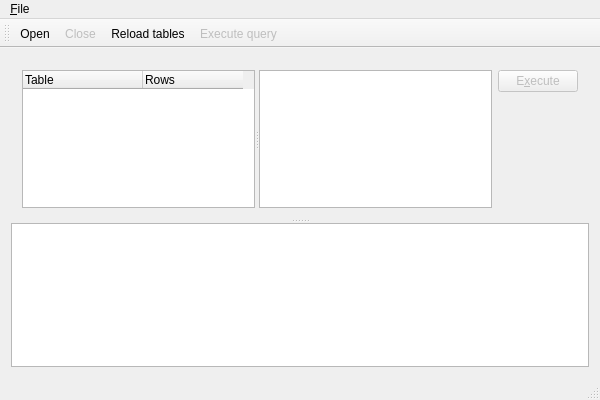
Qt form mainwindow.ui (Mange/DBLite) before a commit.
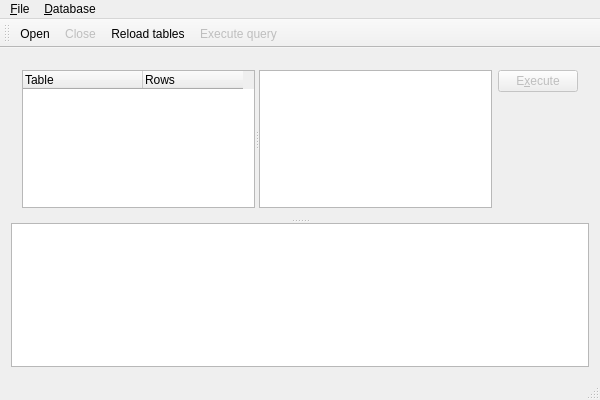
The same form after that commit.

Commit message: Reordered in the main menu

Diff of the .ui file:
```diff
--- a/mainwindow.ui
+++ b/mainwindow.ui
@@ -123,7 +123,15 @@
     <addaction name="separator"/>
     <addaction name="actionQuit"/>
    </widget>
+   <widget class="QMenu" name="menu_Database">
+    <property name="title">
+     <string>&amp;Database</string>
+    </property>
+    <addaction name="actionReloadTree"/>
+    <addaction name="actionExecute_query"/>
+   </widget>
    <addaction name="menu_File"/>
+   <addaction name="menu_Database"/>
   </widget>
   <widget class="QToolBar" name="mainToolBar">
    <attribute name="toolBarArea">
```
Left out of the diff: 2 changed lines with no effect on the pictures.
